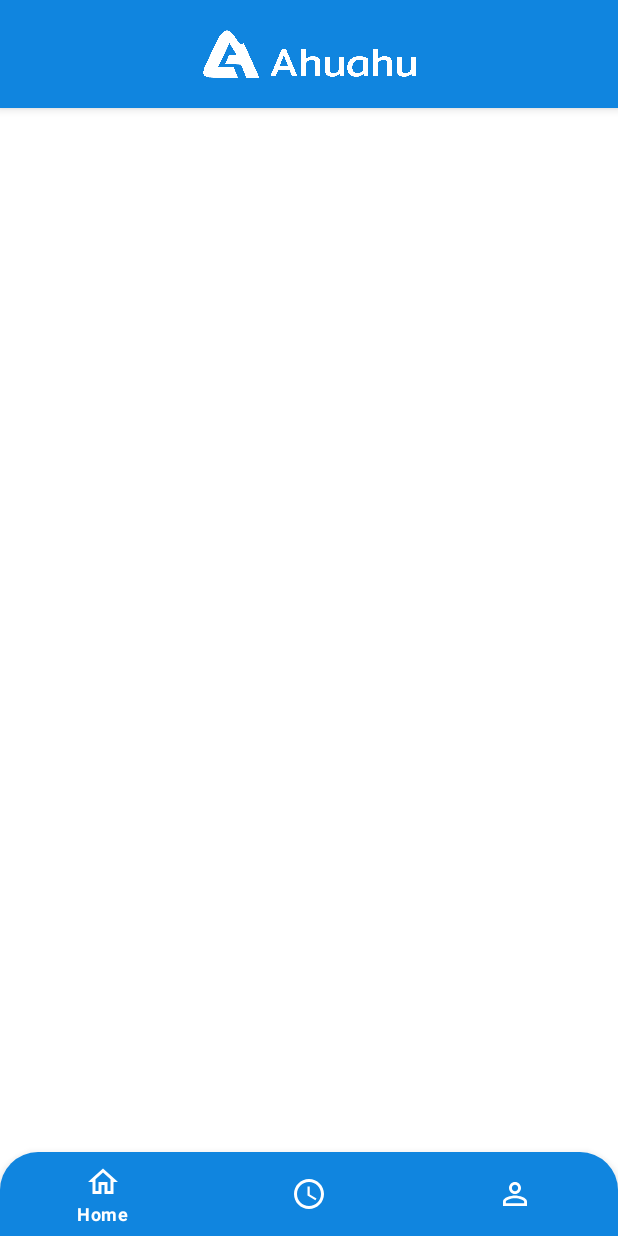
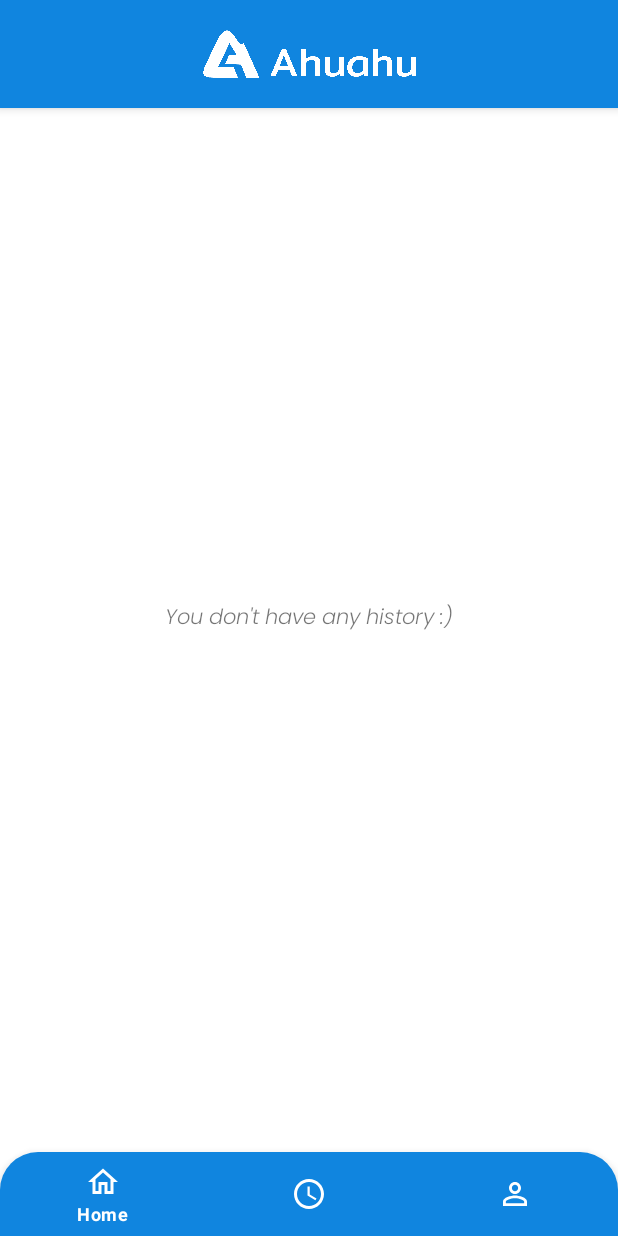
Before and after one commit to MohammadFebriyanto/ahuahu_app, an Android app: the fragment HistoryFragment placed in its activity, on a phone screen of 412 x 824 dp. Run offline under Robolectric (Android 15) with nearby library versions, the phone set to English and light mode, and no system bars; our stand-ins replace Dagger/Hilt's generated code.

Commit message:
fix history when have null data

```diff
--- a/ahuahu-app.android/app/src/main/java/com/cap0097/ahuahuapp/di/NetworkModule.kt
+++ b/ahuahu-app.android/app/src/main/java/com/cap0097/ahuahuapp/di/NetworkModule.kt
@@ -21,7 +21,7 @@ class NetworkModule {
     fun provideOkHttpClient(): OkHttpClient {
         return OkHttpClient.Builder()
 //                USED FOR DEBUGGING ONLY
-            .addInterceptor(HttpLoggingInterceptor().setLevel(HttpLoggingInterceptor.Level.BODY))
+//            .addInterceptor(HttpLoggingInterceptor().setLevel(HttpLoggingInterceptor.Level.BODY))
             .connectTimeout(120, TimeUnit.SECONDS)
             .readTimeout(120, TimeUnit.SECONDS)
             .build()
--- a/ahuahu-app.android/app/src/main/java/com/cap0097/ahuahuapp/ui/history/HistoryAdapter.kt
+++ b/ahuahu-app.android/app/src/main/java/com/cap0097/ahuahuapp/ui/history/HistoryAdapter.kt
@@ -28,7 +28,7 @@ class HistoryAdapter: RecyclerView.Adapter<HistoryAdapter.MainViewHolder>() {
     override fun onBindViewHolder(holder: MainViewHolder, position: Int) {
         val historyData = historyData[position]
         holder.binding.let {
-            it.tvRecommendation.text = "Kualitas : ${historyData.airQuality}"
+            it.tvRecommendation.text = "Quality : ${historyData.airQuality}"
             it.tvLocation.text = historyData.address
             it.tvDate.text = historyData.date
         }
--- a/ahuahu-app.android/app/src/main/java/com/cap0097/ahuahuapp/ui/history/HistoryFragment.kt
+++ b/ahuahu-app.android/app/src/main/java/com/cap0097/ahuahuapp/ui/history/HistoryFragment.kt
@@ -1,6 +1,7 @@
 package com.cap0097.ahuahuapp.ui.history
 
 import android.os.Bundle
+import android.util.Log
 import android.view.LayoutInflater
 import android.view.View
 import android.view.ViewGroup
@@ -31,7 +32,11 @@ class HistoryFragment : Fragment() {
         setupRv()
         viewModel.setAllHistory()
         viewModel.getAllHistory().observe(viewLifecycleOwner, {
-            adapter.setHistoryData(it)
+            if(it.isNotEmpty()){
+                adapter.setHistoryData(it)
+            }else{
+                binding.tvNull.visibility = View.VISIBLE
+            }
         })
     }
 
--- a/ahuahu-app.android/app/src/main/java/com/cap0097/ahuahuapp/ui/home/HomeFragment.kt
+++ b/ahuahu-app.android/app/src/main/java/com/cap0097/ahuahuapp/ui/home/HomeFragment.kt
@@ -136,7 +136,7 @@ class HomeFragment : Fragment(), LocationListener {
                 binding.layoutResult.apply {
                     tvLabelRecomendation.text = result.rekomendasi
                     tvAddress.text = result.label
-                    tvLabelAir.text = "KUALITAS UDARA: ${result.kualitasUdara}"
+                    tvLabelAir.text = "AIR QUALITY: ${result.kualitasUdara}"
                 }
                 currentTime = if (Build.VERSION.SDK_INT >= Build.VERSION_CODES.O) {
                     val current = LocalDateTime.now()
--- a/ahuahu-app.android/app/src/main/res/layout/fragment_about.xml
+++ b/ahuahu-app.android/app/src/main/res/layout/fragment_about.xml
@@ -21,7 +21,6 @@
             app:layout_constraintHorizontal_bias="0.59"
             app:layout_constraintStart_toStartOf="parent"
             app:layout_constraintTop_toTopOf="parent" />
-        <!--    Can't access ViewModels from detached fragment-->
         <TextView
             android:id="@+id/textView"
             android:layout_width="0dp"
--- a/ahuahu-app.android/app/src/main/res/layout/fragment_history.xml
+++ b/ahuahu-app.android/app/src/main/res/layout/fragment_history.xml
@@ -5,6 +5,23 @@
     android:layout_width="match_parent"
     android:layout_height="match_parent"
     tools:context=".ui.history.HistoryFragment">
+
+    <TextView
+        android:id="@+id/tvNull"
+        android:layout_width="0dp"
+        android:layout_height="wrap_content"
+        android:layout_marginStart="50dp"
+        android:layout_marginEnd="50dp"
+        android:fontFamily="@font/font_poppins_lightitalic"
+        android:gravity="center"
+        android:textAlignment="center"
+        android:text="@string/you_don_t_have_any_history"
+        android:textSize="14sp"
+        android:visibility="gone"
+        app:layout_constraintBottom_toBottomOf="parent"
+        app:layout_constraintEnd_toEndOf="parent"
+        app:layout_constraintStart_toStartOf="parent"
+        app:layout_constraintTop_toTopOf="parent" />
 
     <androidx.recyclerview.widget.RecyclerView
         android:id="@+id/rv_history"
--- a/ahuahu-app.android/app/src/main/res/values/strings.xml
+++ b/ahuahu-app.android/app/src/main/res/values/strings.xml
@@ -9,11 +9,12 @@
     <string name="get_your_current_location">Get recomendation by your current location with GPS</string>
     <string name="label_loading_main">Still working...\n Please wait for a moment :)</string>
     <string name="address">Address</string>
-    <string name="kualitas_udara_baik">KUALITAS UDARA : BAIK</string>
+    <string name="kualitas_udara_baik">Quality</string>
     <string name="logo_header">Logo Header</string>
     <string name="get_location">Get Location</string>
     <string name="location">Location :</string>
     <string name="date">Date :</string>
-    <string name="silakan_berolahraga">Silakan berolahraga</string>
+    <string name="silakan_berolahraga">Run now!</string>
     <string name="about_desc">Ahuahu App is a location recommendation application for exercising.  Ahuahu can find out location around us has clean air quality for exercising or not. This application helps for people who are confused and looking for a location with fresh air for sports or walk.</string>
+    <string name="you_don_t_have_any_history">You don\'t have any history :)</string>
 </resources>
```
